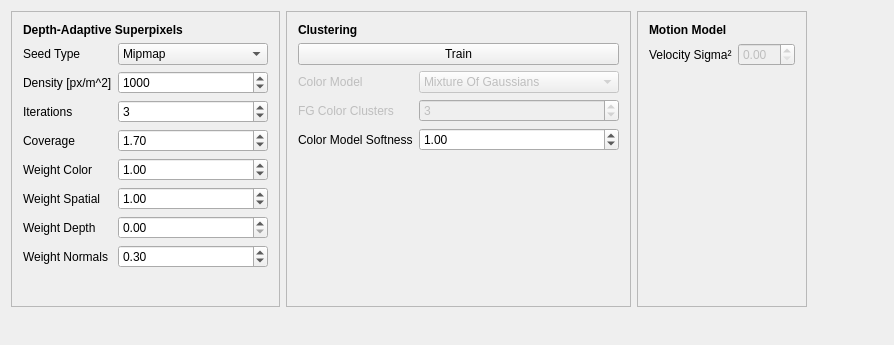
Before: the Qt Designer form KinectSuperPoints/src/SuperPoints/KinectSuperPoints/WdgtSuperpixelParameters.ui in Danvil/dasp, drawn with Qt 5.
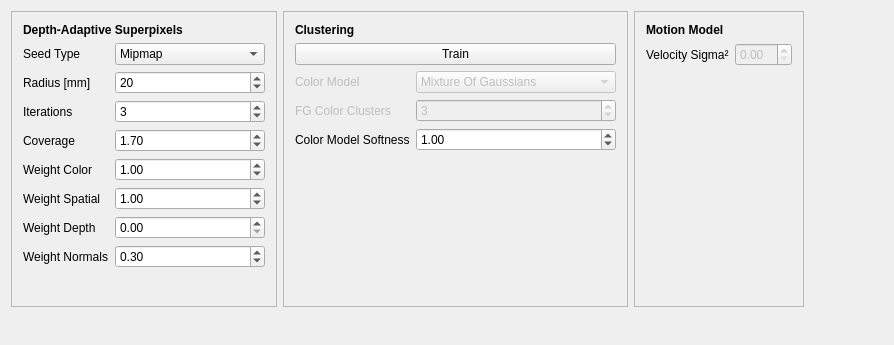
After: the same form once the commit is applied.

Commit message: Superpixels are now parameterized over the superpixel real world radius Fixed crash in plot seeds

The edit to the form file:
```diff
--- a/KinectSuperPoints/src/SuperPoints/KinectSuperPoints/WdgtSuperpixelParameters.ui
+++ b/KinectSuperPoints/src/SuperPoints/KinectSuperPoints/WdgtSuperpixelParameters.ui
@@ -36,29 +36,6 @@
       <enum>QFrame::Raised</enum>
      </property>
      <layout class="QGridLayout" name="gridLayout_2">
-      <item row="2" column="0">
-       <widget class="QLabel" name="labelSuperpixelCountOrDensity">
-        <property name="text">
-         <string>Density [px/m^2]</string>
-        </property>
-       </widget>
-      </item>
-      <item row="2" column="1">
-       <widget class="QSpinBox" name="spinBoxCountOrDensity">
-        <property name="minimum">
-         <number>0</number>
-        </property>
-        <property name="maximum">
-         <number>5000</number>
-        </property>
-        <property name="singleStep">
-         <number>50</number>
-        </property>
-        <property name="value">
-         <number>1000</number>
-        </property>
-       </widget>
-      </item>
       <item row="6" column="0">
        <widget class="QLabel" name="label">
         <property name="text">
@@ -237,6 +214,29 @@
         </property>
        </widget>
       </item>
+      <item row="2" column="1">
+       <widget class="QDoubleSpinBox" name="doubleSpinBoxRadius">
+        <property name="decimals">
+         <number>0</number>
+        </property>
+        <property name="maximum">
+         <double>1000.000000000000000</double>
+        </property>
+        <property name="singleStep">
+         <double>1.000000000000000</double>
+        </property>
+        <property name="value">
+         <double>20.000000000000000</double>
+        </property>
+       </widget>
+      </item>
+      <item row="2" column="0">
+       <widget class="QLabel" name="label_5">
+        <property name="text">
+         <string>Radius [mm]</string>
+        </property>
+       </widget>
+      </item>
      </layout>
     </widget>
    </item>
```
The commit also changes 6 other files.
